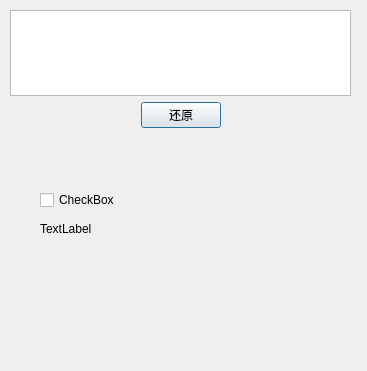
This is UI/new_recycle.ui in JoeEmp/AirMemo as Qt 5 draws it before an edit. The edited form follows.
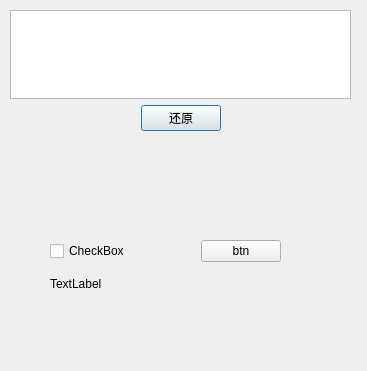
This is the edited form.

```diff
--- a/UI/new_recycle.ui
+++ b/UI/new_recycle.ui
@@ -19,7 +19,7 @@
      <x>10</x>
      <y>10</y>
      <width>341</width>
-     <height>118</height>
+     <height>121</height>
     </rect>
    </property>
    <layout class="QVBoxLayout" name="verticalLayout">
@@ -68,19 +68,46 @@
   <widget class="QWidget" name="verticalLayoutWidget_2">
    <property name="geometry">
     <rect>
-     <x>40</x>
-     <y>190</y>
+     <x>50</x>
+     <y>240</y>
      <width>231</width>
-     <height>51</height>
+     <height>60</height>
     </rect>
    </property>
    <layout class="QVBoxLayout" name="verticalLayout_2">
     <item>
+     <layout class="QHBoxLayout" name="horizontalLayout_2">
+      <item>
      <widget class="QCheckBox" name="message_check_2">
       <property name="text">
        <string>CheckBox</string>
       </property>
      </widget>
+      </item>
+      <item>
+       <spacer name="horizontalSpacer_3">
+        <property name="orientation">
+         <enum>Qt::Horizontal</enum>
+        </property>
+        <property name="sizeHint" stdset="0">
+         <size>
+          <width>40</width>
+          <height>20</height>
+         </size>
+        </property>
+       </spacer>
+      </item>
+      <item>
+       <widget class="QPushButton" name="pushButton">
+        <property name="layoutDirection">
+         <enum>Qt::RightToLeft</enum>
+        </property>
+        <property name="text">
+         <string>btn</string>
+        </property>
+       </widget>
+      </item>
+     </layout>
     </item>
     <item>
      <widget class="QLabel" name="detail_sub_lab_2">
```
Lines whose indentation alone changed are shown as unchanged.
